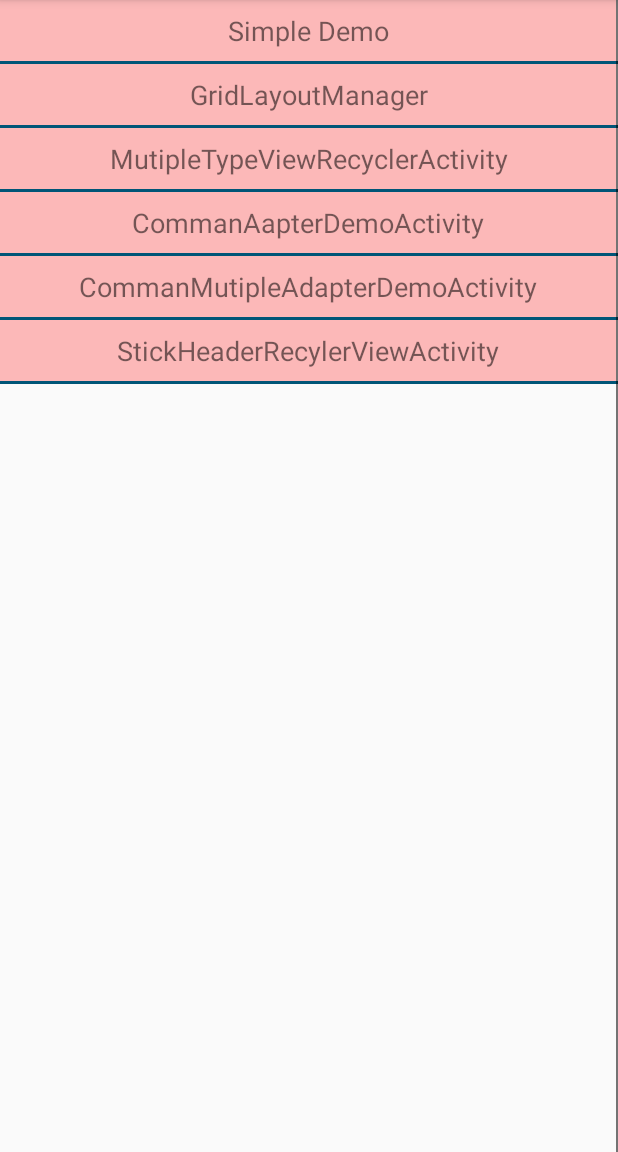
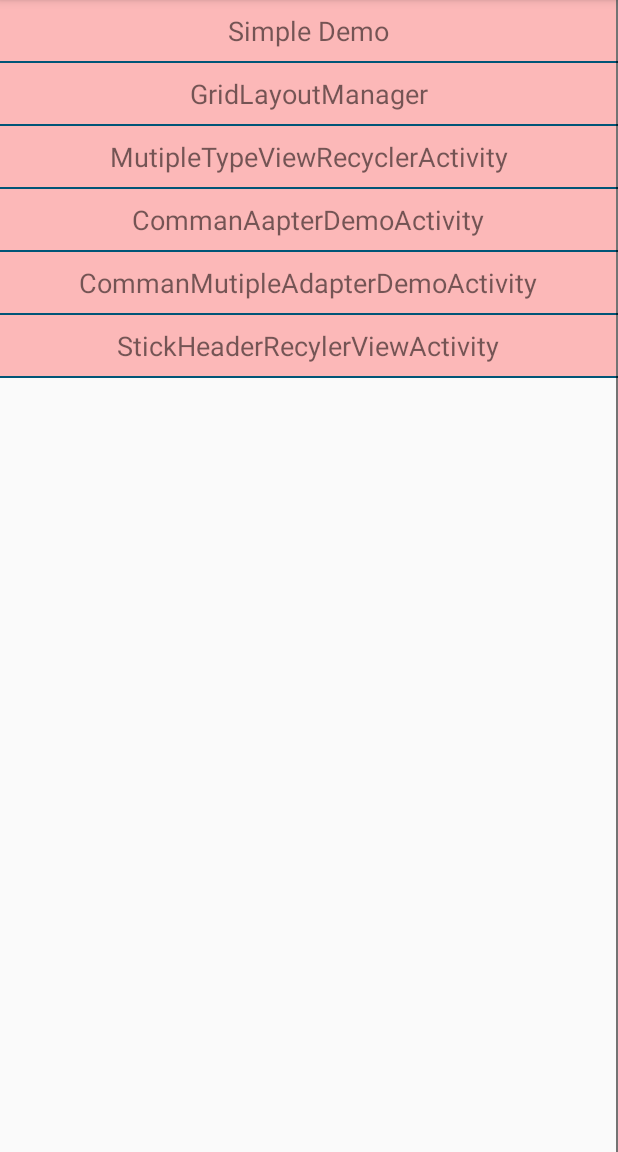
Before and after one commit to KisCode/AndroidUISample, an Android app: the screen it shows after launch (HomeRecylerViewActivity), on a phone screen of 412 x 824 dp, the part 84-1236 px from its top. Run offline under Robolectric (Android 15) with nearby library versions, the phone set to English and light mode, and no system bars.

Commit message:
补充Decoration注释

```diff
--- a/recylerview_sample/src/main/java/com/kiscode/recylerview/sample/decoration/GridDividerItemDecoration.java
+++ b/recylerview_sample/src/main/java/com/kiscode/recylerview/sample/decoration/GridDividerItemDecoration.java
@@ -20,7 +20,7 @@ import androidx.recyclerview.widget.RecyclerView;
  */
 
 public class GridDividerItemDecoration extends RecyclerView.ItemDecoration {
-//    onDraw方法先于drawChildren
+//    onDraw方法先于drawChildren,在Canvas上绘制内容，在绘制Item之前调用
 //    onDrawOver在drawChildren之后，一般我们选择复写其中一个即可。
 //    getItemOffsets 可以通过outRect.set()为每个Item设置一定的偏移量，主要用于绘制Decorator。
 
--- a/recylerview_sample/src/main/res/drawable/shape_divider.xml
+++ b/recylerview_sample/src/main/res/drawable/shape_divider.xml
@@ -1,5 +1,5 @@
 <?xml version="1.0" encoding="utf-8"?>
 <shape xmlns:android="http://schemas.android.com/apk/res/android">
     <solid android:color="@color/colorPrimary" />
-    <size android:height="2dp" />
+    <size android:height="1dp" />
 </shape>
```
